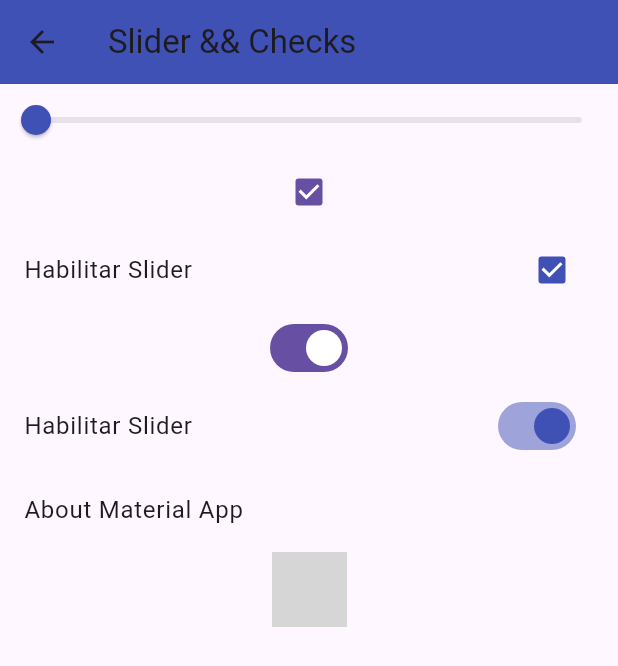
After one commit to JesusRangelDiaz/fl-components, a Flutter app: the SliderScreen screen opened by its route, on a phone screen of 412 x 824 dp. The commit adds this screen. Shown: the top 666 px of the screen. Run offline on Flutter 3.47's test engine with Material 3 defaults, Android fonts, the phone set to English and light mode, and no system bars; network calls fail; grey boxes are pictures that could not be loaded.

Commit message:
feat(slider & checkbox): :sparkles: screen, route and multiple components

```diff
--- a/lib/router/app_routes.dart
+++ b/lib/router/app_routes.dart
@@ -16,6 +16,7 @@ class AppRoutes {
     MenuOption(route: 'avatar', icon: Icons.person_outline_outlined, name: 'Circle Avatar', screen: const AvatarScreen()),
     MenuOption(route: 'animated', icon: Icons.animation, name: 'Animated Container', screen: const AnimatedScreen()),
     MenuOption(route: 'inputs', icon: Icons.input_outlined, name: 'Text Inputs', screen: const InputScreen()),
+    MenuOption(route: 'slider', icon: Icons.slideshow_rounded, name: 'Slider && Checks', screen: const SliderScreen()),
   ];
 
   static Map<String, Widget Function(BuildContext)> getAppRoutes(){
--- a/lib/screens/screens.dart
+++ b/lib/screens/screens.dart
@@ -6,3 +6,4 @@ export 'package:fl_components/screens/home_screen.dart';
 export 'package:fl_components/screens/input_screen.dart';
 export 'package:fl_components/screens/listview1_screen.dart';
 export 'package:fl_components/screens/listview2_screen.dart';
+export 'package:fl_components/screens/slider_screen.dart';
--- /dev/null
+++ b/lib/screens/slider_screen.dart
@@ -0,0 +1,77 @@
+import 'package:fl_components/theme/app_theme.dart';
+import 'package:flutter/cupertino.dart';
+import 'package:flutter/material.dart';
+import 'package:flutter/widgets.dart';
+
+class SliderScreen extends StatefulWidget {
+
+  const SliderScreen({super.key});
+
+  @override
+  State<SliderScreen> createState() => _SliderScreenState();
+}
+
+class _SliderScreenState extends State<SliderScreen> {
+
+  double _sliderValue=50;
+  bool _sliderEnable=true;
+
+  @override
+  Widget build(BuildContext context) {
+    return Scaffold(
+      appBar: AppBar(
+        title: const Text('Slider && Checks'),
+      ),
+      body: Column(
+        children: [
+          Slider.adaptive(
+            min: 50,
+            activeColor: AppTheme.primary,
+            max:400,
+            value:_sliderValue,
+            onChanged: _sliderEnable ? (value){ _sliderValue=value;setState(() {});} :null ,
+            ),
+            Checkbox(
+              value: _sliderEnable,
+              onChanged: (value){
+                _sliderEnable =value ?? true;
+                setState(() {});
+              }
+            ),
+            CheckboxListTile(
+              title: const Text('Habilitar Slider'),
+              activeColor: AppTheme.primary,
+              value:_sliderEnable,
+              onChanged:(value) => {setState(() {
+                _sliderEnable=value ?? true; })
+              }
+            ),
+            Switch(
+              value: _sliderEnable,
+              onChanged:(value) => {setState(() {
+                _sliderEnable=value; })
+              }
+            ),
+            SwitchListTile.adaptive(
+              activeColor: AppTheme.primary,
+              title: const Text('Habilitar Slider'),
+              value: _sliderEnable,
+              onChanged:(value) => {setState(() {
+                _sliderEnable=value; })
+              }
+            ),
+            const AboutListTile(
+
+            ),
+            Expanded(
+              child: SingleChildScrollView(
+                child: Image(image: const NetworkImage('https://qph.cf2.quoracdn.net/main-qimg-0832324ff998e763b424bdfd7040860b-pjlq'),
+                fit: BoxFit.fill,
+                width: _sliderValue,),
+              ),
+            ),
+      ],
+      ),
+    );
+  }
+}
```
